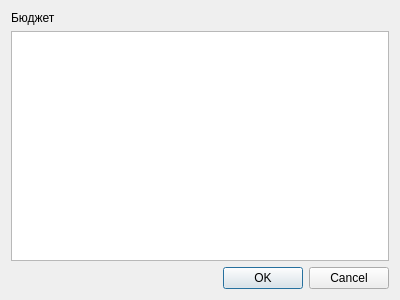
This is bookkeeper/view/Budget.ui in sliv2001/bookkeeper as Qt 5 draws it before an edit. The edited form follows.
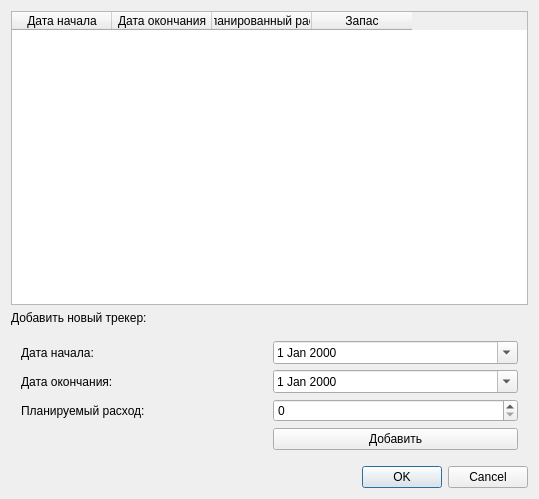
This is the edited form.

What changed in the file:
```diff
--- a/bookkeeper/view/Budget.ui
+++ b/bookkeeper/view/Budget.ui
@@ -6,8 +6,8 @@
    <rect>
     <x>0</x>
     <y>0</y>
-    <width>400</width>
-    <height>300</height>
+    <width>539</width>
+    <height>499</height>
    </rect>
   </property>
   <property name="windowTitle">
@@ -17,21 +17,106 @@
    <bool>true</bool>
   </property>
   <layout class="QVBoxLayout" name="verticalLayout">
-   <item>
-    <layout class="QVBoxLayout" name="verticalLayout_2">
-     <item>
-      <widget class="QLabel" name="label">
-       <property name="text">
-        <string>Бюджет</string>
-       </property>
-      </widget>
-     </item>
-    </layout>
-   </item>
    <item>
     <layout class="QVBoxLayout" name="verticalLayout_3">
      <item>
-      <widget class="QTableWidget" name="tableWidget"/>
+      <widget class="QTableWidget" name="tableWidget">
+       <column>
+        <property name="text">
+         <string>Дата начала</string>
+        </property>
+       </column>
+       <column>
+        <property name="text">
+         <string>Дата окончания</string>
+        </property>
+       </column>
+       <column>
+        <property name="text">
+         <string>Запланированный расход</string>
+        </property>
+       </column>
+       <column>
+        <property name="text">
+         <string>Запас</string>
+        </property>
+       </column>
+      </widget>
+     </item>
+    </layout>
+   </item>
+   <item>
+    <widget class="QLabel" name="label_2">
+     <property name="text">
+      <string>Добавить новый трекер:</string>
+     </property>
+    </widget>
+   </item>
+   <item>
+    <layout class="QGridLayout" name="gridLayout_3">
+     <property name="leftMargin">
+      <number>10</number>
+     </property>
+     <property name="topMargin">
+      <number>10</number>
+     </property>
+     <property name="rightMargin">
+      <number>10</number>
+     </property>
+     <property name="bottomMargin">
+      <number>10</number>
+     </property>
+     <item row="0" column="1">
+      <widget class="QDateEdit" name="dateEdit">
+       <property name="calendarPopup">
+        <bool>true</bool>
+       </property>
+      </widget>
+     </item>
+     <item row="1" column="1">
+      <widget class="QDateEdit" name="dateEdit_2">
+       <property name="calendarPopup">
+        <bool>true</bool>
+       </property>
+      </widget>
+     </item>
+     <item row="1" column="0">
+      <widget class="QLabel" name="label_4">
+       <property name="text">
+        <string>Дата окончания:</string>
+       </property>
+      </widget>
+     </item>
+     <item row="2" column="1">
+      <widget class="QSpinBox" name="spinBox">
+       <property name="maximum">
+        <number>1000000000</number>
+       </property>
+       <property name="singleStep">
+        <number>100</number>
+       </property>
+      </widget>
+     </item>
+     <item row="0" column="0">
+      <widget class="QLabel" name="label_3">
+       <property name="text">
+        <string>Дата начала:</string>
+       </property>
+      </widget>
+     </item>
+     <item row="2" column="0">
+      <widget class="QLabel" name="label_5">
+       <property name="text">
+        <string>Планируемый расход:</string>
+       </property>
+      </widget>
+     </item>
+     <item row="3" column="1">
+      <widget class="QPushButton" name="pushButton">
+       <property name="text">
+        <string>Добавить</string>
+       </property>
+      </widget>
      </item>
     </layout>
    </item>
```
